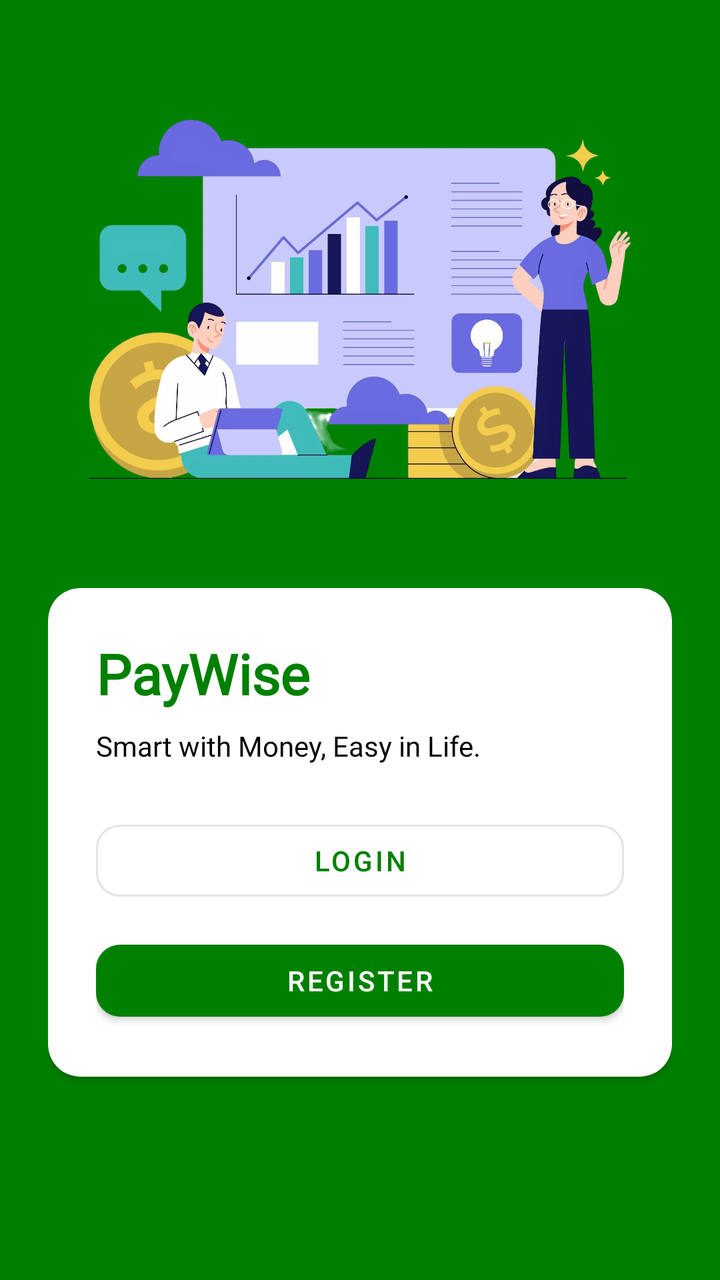
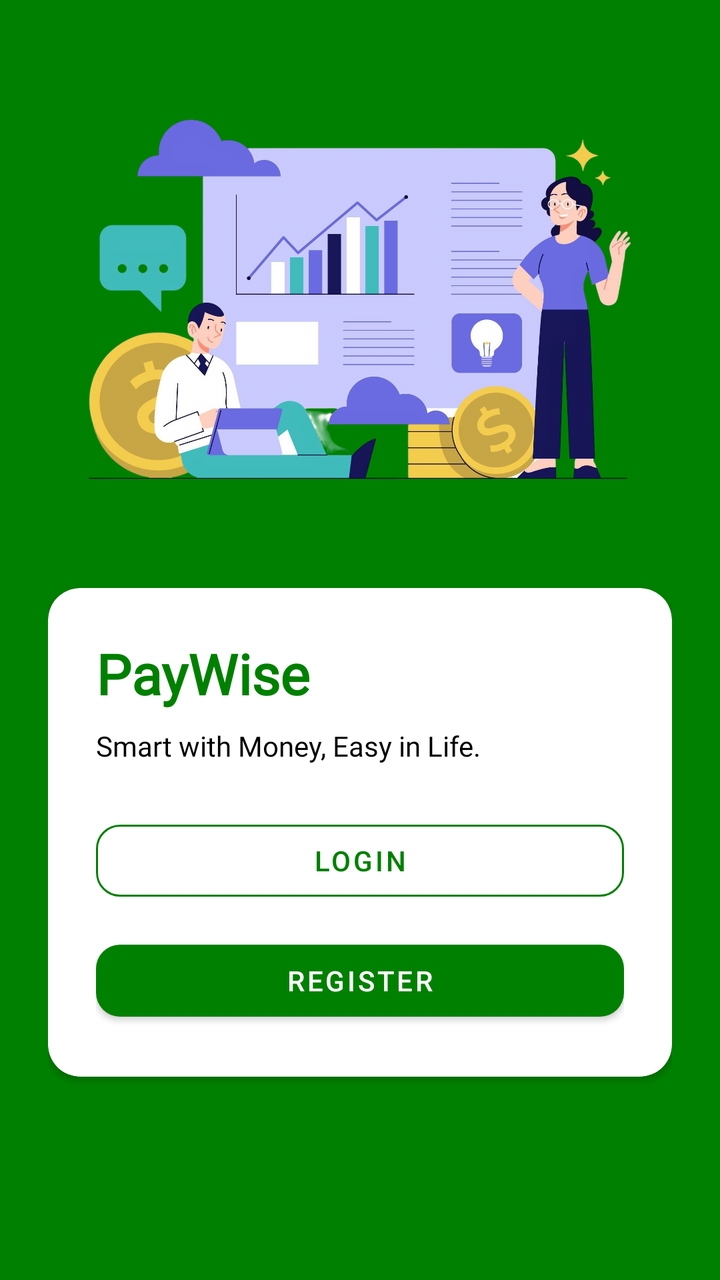

Compare the two renders of this Android layout. The source of the first and the diff that turns it into the second are given below.
<!-- AndroidManifest.xml: application theme Theme.Paywise -->
<!-- res/layout/activity_default.xml -->
<?xml version="1.0" encoding="utf-8"?>
<androidx.constraintlayout.widget.ConstraintLayout xmlns:android="http://schemas.android.com/apk/res/android"
    xmlns:app="http://schemas.android.com/apk/res-auto"
    xmlns:tools="http://schemas.android.com/tools"
    android:id="@+id/main"
    android:layout_width="match_parent"
    android:layout_height="match_parent"
    android:background="@color/primary"
    android:padding="24dp"
    tools:context=".DefaultActivity">

    
    <ImageView
        android:id="@+id/banner"
        android:layout_width="0dp"
        android:layout_height="200dp"
        android:scaleType="centerCrop"
        android:src="@drawable/banner"
        app:layout_constraintTop_toTopOf="parent"
        app:layout_constraintStart_toStartOf="parent"
        app:layout_constraintEnd_toEndOf="parent"
        android:layout_marginBottom="16dp"
        android:layout_marginTop="30dp"
        app:layout_constraintBottom_toTopOf="@+id/cardContent" />

    
    <androidx.cardview.widget.CardView
        android:id="@+id/cardContent"
        android:layout_width="0dp"
        android:layout_height="wrap_content"
        android:layout_marginTop="16dp"
        android:layout_marginBottom="24dp"
        android:elevation="8dp"
        app:cardCornerRadius="16dp"
        android:layout_marginVertical="40dp"
        app:cardBackgroundColor="@android:color/white"
        app:layout_constraintTop_toBottomOf="@+id/banner"
        app:layout_constraintStart_toStartOf="parent"
        app:layout_constraintEnd_toEndOf="parent">

        <LinearLayout
            android:layout_width="match_parent"
            android:layout_height="wrap_content"
            android:orientation="vertical"
            android:padding="24dp">

            
            <TextView
                android:id="@+id/title_app"
                android:layout_width="wrap_content"
                android:layout_height="wrap_content"
                android:text="@string/app_name"
                android:textSize="28sp"
                android:textStyle="bold"
                android:textColor="@color/primary"
                android:fontFamily="@font/montserrat" />

            
            <TextView
                android:id="@+id/subtitle"
                android:layout_width="wrap_content"
                android:layout_height="wrap_content"
                android:text="@string/sub_title"
                android:textSize="14sp"
                android:lineSpacingExtra="4dp"
                android:layout_marginTop="8dp"
                android:textColor="@color/black"
                android:fontFamily="@font/montserrat" />

            
            <com.google.android.material.button.MaterialButton
                android:id="@+id/btn_login"
                android:layout_width="match_parent"
                android:layout_height="wrap_content"
                android:layout_marginTop="24dp"
                android:text="@string/btn_login"
                style="@style/Widget.MaterialComponents.Button.OutlinedButton"
                app:cornerRadius="12dp" />

            
            <com.google.android.material.button.MaterialButton
                android:id="@+id/btn_register"
                android:layout_width="match_parent"
                android:layout_height="wrap_content"
                android:layout_marginTop="12dp"
                android:text="@string/btn_register"
                style="@style/Widget.MaterialComponents.Button"
                app:cornerRadius="12dp"
                app:backgroundTint="@color/primary"
                android:textColor="@android:color/white" />
        </LinearLayout>
    </androidx.cardview.widget.CardView>

</androidx.constraintlayout.widget.ConstraintLayout>
<!-- resources referenced by this layout -->
<resources>
  <color name="black">#FF000000</color>
  <color name="primary">#008000</color>
  <!-- drawable banner: png bitmap (drawable, 738330 bytes) -->
  <string name="app_name">PayWise</string>
  <string name="btn_login">LOGIN</string>
  <string name="btn_register">REGISTER</string>
  <string name="sub_title">Smart with Money, Easy in Life.</string>
  <style name="Theme.Paywise" parent="Base.Theme.Paywise" />
  <style name="Base.Theme.Paywise" parent="Theme.Material3.DayNight.NoActionBar">
          
          <item name="colorPrimary">@color/primary</item>
          <item name="colorPrimaryVariant">@color/primary</item>
      </style>
</resources>

<!-- the commit's change to res/layout/activity_default.xml (unified diff, before → after) -->
@@ -75,7 +75,8 @@
                 android:layout_marginTop="24dp"
                 android:text="@string/btn_login"
                 style="@style/Widget.MaterialComponents.Button.OutlinedButton"
-                app:cornerRadius="12dp" />
+                app:cornerRadius="12dp"
+                app:strokeColor="@color/primary"/>
 
             
             <com.google.android.material.button.MaterialButton
